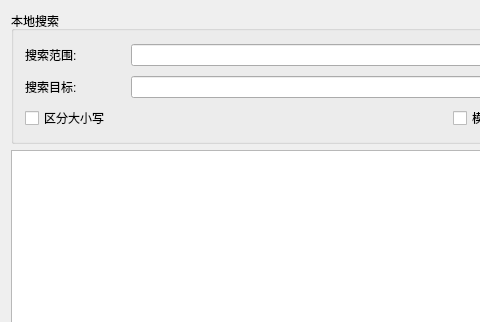
Qt form SimpleDesktopTool/mainwindow.ui (toiime/MyTools) before a commit; both pictures show x 0 to 480 and y 0 to 322 of the 900 by 500 pixel window.
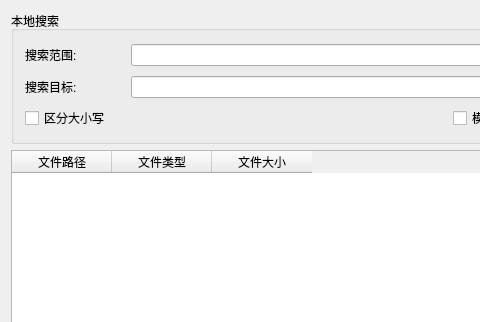
The same form after that commit.

The edit to the form file:
```diff
--- a/SimpleDesktopTool/mainwindow.ui
+++ b/SimpleDesktopTool/mainwindow.ui
@@ -190,7 +190,23 @@
      </widget>
     </item>
     <item>
-     <widget class="QTableWidget" name="tableWidget"/>
+     <widget class="QTableWidget" name="tableWidget_searchResult">
+      <column>
+       <property name="text">
+        <string>文件路径</string>
+       </property>
+      </column>
+      <column>
+       <property name="text">
+        <string>文件类型</string>
+       </property>
+      </column>
+      <column>
+       <property name="text">
+        <string>文件大小</string>
+       </property>
+      </column>
+     </widget>
     </item>
    </layout>
   </widget>
```
